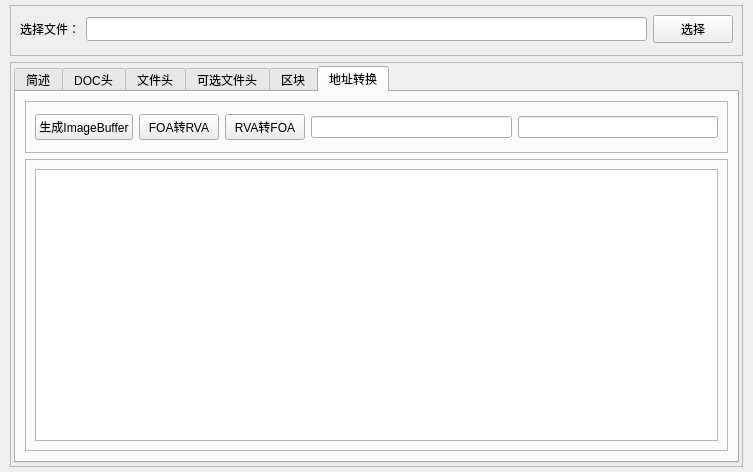
Old version of the form PETools/mainwindow.ui in the repository zhangjx00/qt-demo.
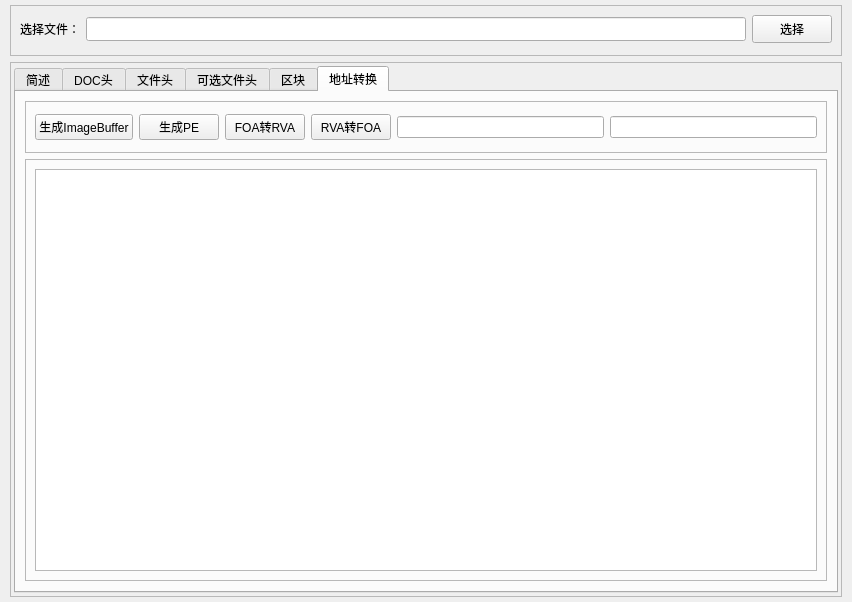
New version of the form.

Commit message: 生成新的pe文件

```diff
--- a/PETools/mainwindow.ui
+++ b/PETools/mainwindow.ui
@@ -6,8 +6,8 @@
    <rect>
     <x>0</x>
     <y>0</y>
-    <width>753</width>
-    <height>472</height>
+    <width>852</width>
+    <height>602</height>
    </rect>
   </property>
   <property name="windowTitle">
@@ -366,6 +366,13 @@
                   </property>
                  </widget>
                 </item>
+                <item>
+                 <widget class="QPushButton" name="btnGenPE">
+                  <property name="text">
+                   <string>生成PE</string>
+                  </property>
+                 </widget>
+                </item>
                 <item>
                  <widget class="QPushButton" name="pushButton_2">
                   <property name="text">
```
Left out of the diff: 2 changed lines with no effect on the pictures. The commit also changes 3 other files.
